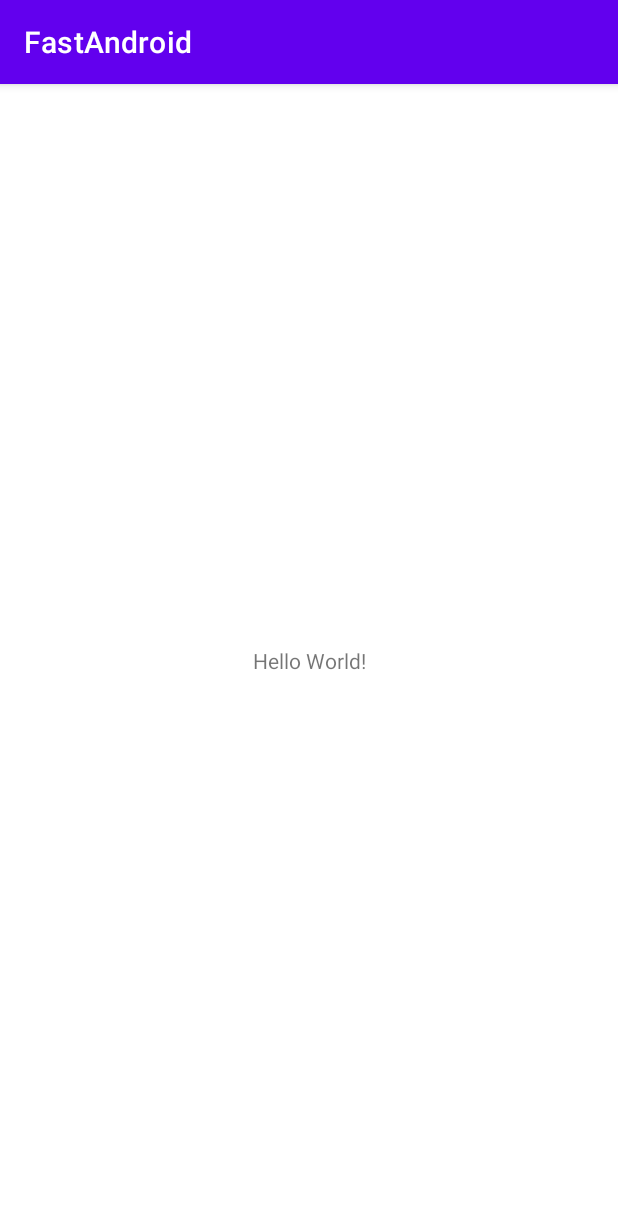
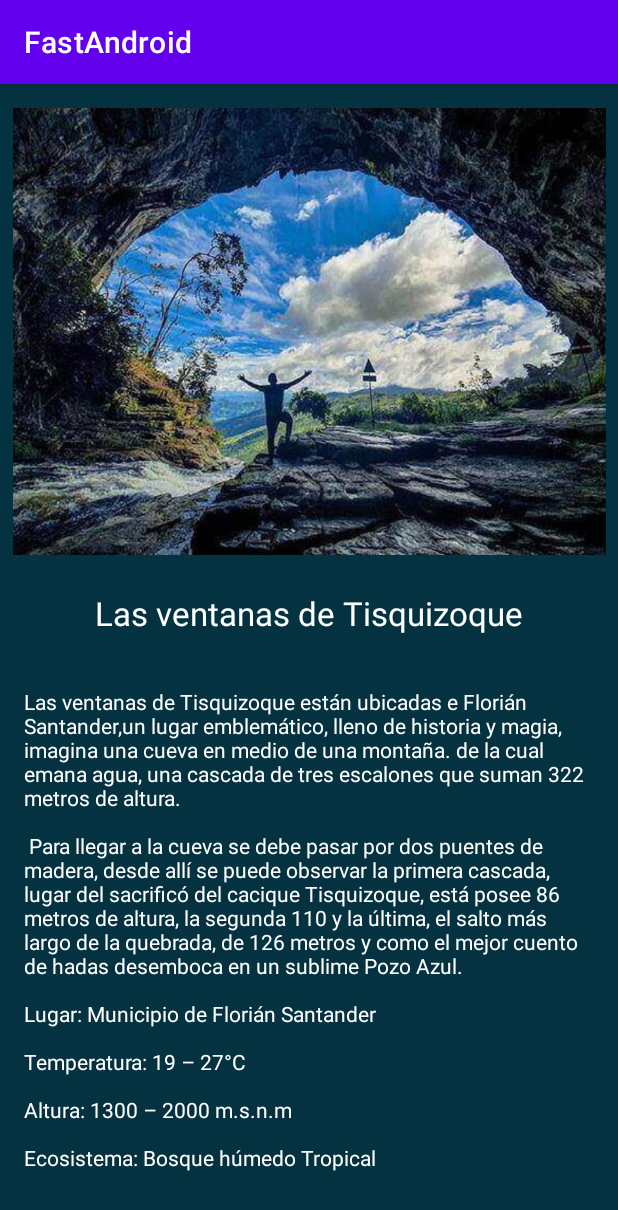
Before and after one commit to kevindives/FastAndroid, an Android app: the screen it shows after launch (MainActivity), on a phone screen of 412 x 824 dp. Shown: the top 1210 px of the screen. Run offline under Robolectric (Android 15) with nearby library versions, the phone set to English and light mode, and no system bars.

Commit message:
POI las ventanas de Tisquizoque

```diff
--- a/app/src/main/res/layout/activity_main.xml
+++ b/app/src/main/res/layout/activity_main.xml
@@ -1,18 +1,63 @@
 <?xml version="1.0" encoding="utf-8"?>
-<androidx.constraintlayout.widget.ConstraintLayout xmlns:android="http://schemas.android.com/apk/res/android"
+
+<ScrollView xmlns:android="http://schemas.android.com/apk/res/android"
     xmlns:app="http://schemas.android.com/apk/res-auto"
     xmlns:tools="http://schemas.android.com/tools"
     android:layout_width="match_parent"
     android:layout_height="match_parent"
-    tools:context=".MainActivity">
+    android:fillViewport="true"
+    >
 
-    <TextView
-        android:layout_width="wrap_content"
+    <androidx.constraintlayout.widget.ConstraintLayout
+        android:layout_width="match_parent"
         android:layout_height="wrap_content"
-        android:text="Hello World!"
-        app:layout_constraintBottom_toBottomOf="parent"
-        app:layout_constraintLeft_toLeftOf="parent"
-        app:layout_constraintRight_toRightOf="parent"
-        app:layout_constraintTop_toTopOf="parent" />
+        android:background="#043240"
+        tools:context=".MainActivity">
 
-</androidx.constraintlayout.widget.ConstraintLayout>
+        <ImageView
+            android:id="@+id/ventanas_tisquizoque_image"
+            android:layout_width="395dp"
+            android:layout_height="298dp"
+            android:layout_marginStart="8dp"
+            android:layout_marginTop="16dp"
+            android:layout_marginEnd="8dp"
+            android:background="@android:color/white"
+            android:contentDescription="@string/ventanas_de_tisquizoque"
+            android:scaleType="centerCrop"
+            app:layout_constraintEnd_toEndOf="parent"
+            app:layout_constraintStart_toStartOf="parent"
+            app:layout_constraintTop_toTopOf="parent"
+            app:srcCompat="@drawable/ventanas_de_tisquizoque_florian" />
+
+        <TextView
+            android:id="@+id/ventana_tisquizoque_textview"
+            android:layout_width="wrap_content"
+            android:layout_height="wrap_content"
+            android:layout_marginStart="8dp"
+            android:layout_marginTop="24dp"
+            android:layout_marginEnd="8dp"
+            android:text="@string/Las_ventanas_de_Tisquizoque"
+            android:textAppearance="@style/TextAppearance.AppCompat.Large"
+            android:textColor="#FFFFFF"
+            app:layout_constraintEnd_toEndOf="parent"
+            app:layout_constraintStart_toStartOf="parent"
+            app:layout_constraintTop_toBottomOf="@+id/ventanas_tisquizoque_image" />
+
+        <TextView
+            android:id="@+id/Description_text"
+            android:layout_width="0dp"
+            android:layout_height="wrap_content"
+            android:layout_marginStart="16dp"
+            android:layout_marginTop="8dp"
+            android:layout_marginEnd="16dp"
+            android:layout_marginBottom="16dp"
+            android:text="@string/Description_text"
+            android:textAppearance="@style/TextAppearance.AppCompat.Body1"
+            android:textColor="#FFFFFF"
+            app:layout_constraintBottom_toBottomOf="parent"
+            app:layout_constraintEnd_toEndOf="parent"
+            app:layout_constraintStart_toStartOf="parent"
+            app:layout_constraintTop_toBottomOf="@+id/ventana_tisquizoque_textview" />
+
+    </androidx.constraintlayout.widget.ConstraintLayout>
+</ScrollView>
--- a/app/src/main/res/values/strings.xml
+++ b/app/src/main/res/values/strings.xml
@@ -1,3 +1,23 @@
 <resources>
     <string name="app_name">FastAndroid</string>
+    <string name="Las_ventanas_de_Tisquizoque">Las ventanas de Tisquizoque</string>
+    <string name="ventanas_de_tisquizoque">ventanas_de_tisquizoque_image</string>
+    <string name="Description_text">Las ventanas de Tisquizoque están ubicadas
+        e Florián Santander,un lugar emblemático, lleno de historia y magia,
+        imagina una cueva en medio de una montaña.
+        de la cual emana agua, una cascada de tres escalones que suman 322 metros de altura.
+        \n
+        \n Para llegar a la cueva se debe pasar por dos puentes de madera, desde allí se puede
+        observar la primera cascada, lugar del sacrificó del cacique Tisquizoque, está posee
+        86 metros de altura, la segunda 110 y la última, el salto más largo de la quebrada,
+        de 126 metros y como el mejor cuento de hadas desemboca en un sublime Pozo Azul.
+        \n
+        \nLugar: Municipio de Florián Santander
+        \n
+        \nTemperatura: 19 – 27°C
+        \n
+        \nAltura: 1300 – 2000 m.s.n.m
+        \n
+        \nEcosistema: Bosque húmedo Tropical
+    </string>
 </resources>
```
Also changed, not shown: app/src/main/res/drawable/ventanas_de_tisquizoque_florian.jpg (added).
